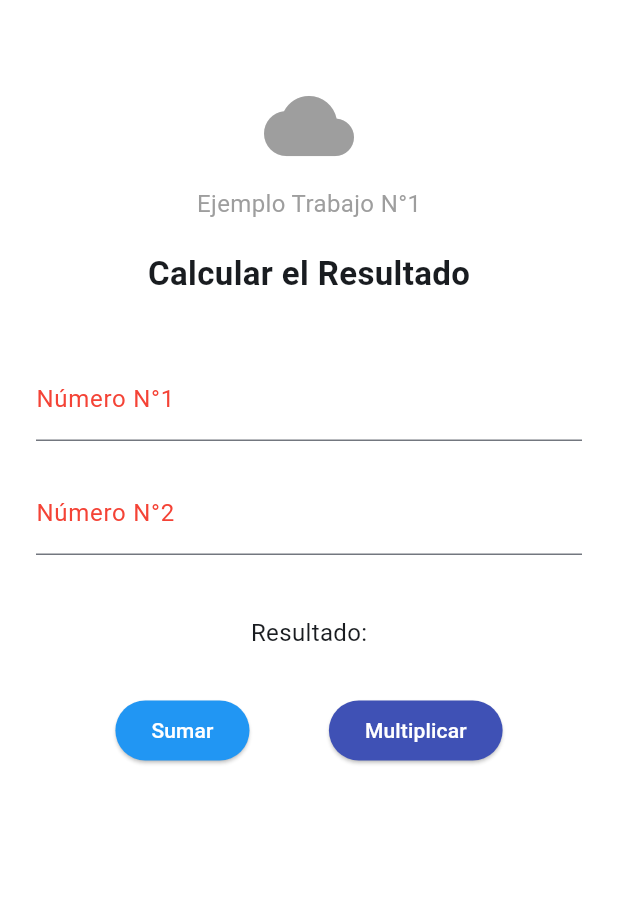
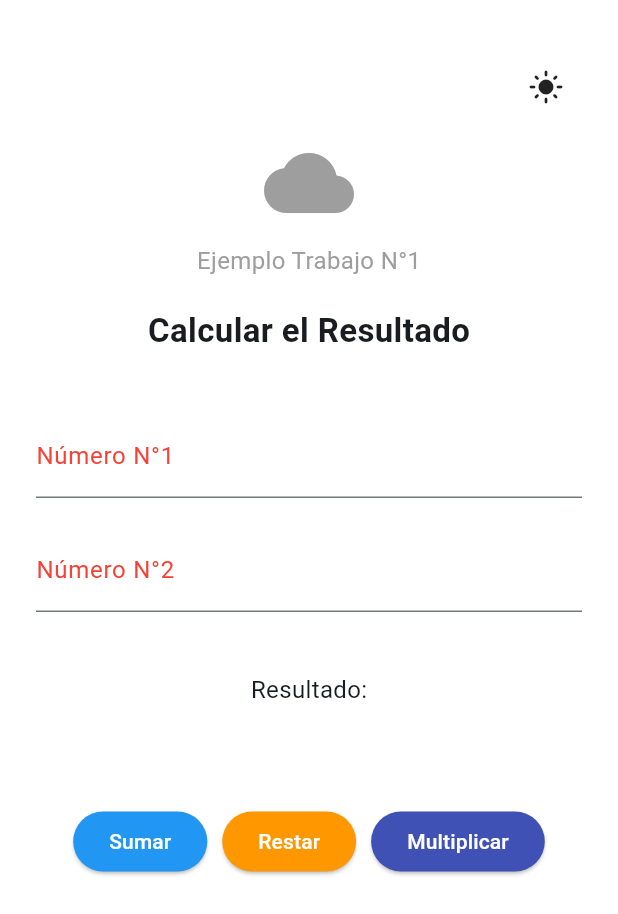
Before and after one commit to khepri23522/calculadoraapi, a Flutter app: the screen it shows after launch, on a phone screen of 412 x 824 dp. Shown: the top 914 px of the screen. Run offline on Flutter 3.47's test engine with Material 3 defaults, Android fonts, the phone set to English and light mode, and no system bars.

Commit message:
third commit, nuevo boton de resta , animaciones y un boton para cambiar a modo oscuroo

```diff
--- a/lib/main.dart
+++ b/lib/main.dart
@@ -4,25 +4,47 @@ void main() {
   runApp(const MyApp());
 }
 
-class MyApp extends StatelessWidget {
+class MyApp extends StatefulWidget {
   const MyApp({super.key});
+
+  @override
+  State<MyApp> createState() => _MyAppState();
+}
+
+class _MyAppState extends State<MyApp> {
+  bool isDarkMode = false;
+
+  void toggleTheme() {
+    setState(() {
+      isDarkMode = !isDarkMode;
+    });
+  }
 
   @override
   Widget build(BuildContext context) {
     return MaterialApp(
       title: 'Ejemplo Trabajo N°1',
       theme: ThemeData(
-        colorScheme: ColorScheme.fromSeed(seedColor: Colors.blue),
+        colorScheme: isDarkMode
+            ? const ColorScheme.dark()
+            : ColorScheme.fromSeed(seedColor: Colors.blue),
         useMaterial3: true,
       ),
-      home: const CalculadoraPage(),
+      home: CalculadoraPage(toggleTheme: toggleTheme, isDarkMode: isDarkMode),
       debugShowCheckedModeBanner: false,
     );
   }
 }
 
 class CalculadoraPage extends StatefulWidget {
-  const CalculadoraPage({super.key});
+  final VoidCallback toggleTheme;
+  final bool isDarkMode;
+
+  const CalculadoraPage({
+    super.key,
+    required this.toggleTheme,
+    required this.isDarkMode,
+  });
 
   @override
   State<CalculadoraPage> createState() => _CalculadoraPageState();
@@ -43,13 +65,13 @@ class _CalculadoraPageState extends State<CalculadoraPage> {
       resultado = '';
       error = '';
 
+      final num1 = double.tryParse(texto1);
+      final num2 = double.tryParse(texto2);
+
       if (texto1.isEmpty || texto2.isEmpty) {
         error = 'Por favor, completa ambos campos.';
         return;
       }
-
-      final num1 = double.tryParse(texto1);
-      final num2 = double.tryParse(texto2);
 
       if (num1 == null || num2 == null) {
         error = 'Por favor, ingresa números válidos.';
@@ -58,16 +80,50 @@ class _CalculadoraPageState extends State<CalculadoraPage> {
 
       if (tipo == 'suma') {
         resultado = 'Resultado: ${num1 + num2}';
+      } else if (tipo == 'resta') {
+        resultado = 'Resultado: ${num1 - num2}';
       } else if (tipo == 'multiplicacion') {
         resultado = 'Resultado: ${num1 * num2}';
       }
     });
   }
 
+  void _validarInputs() {
+    final texto1 = numero1Controller.text.trim();
+    final texto2 = numero2Controller.text.trim();
+
+    setState(() {
+      error = '';
+      resultado = '';
+      if (texto1.isEmpty || texto2.isEmpty) {
+        error = 'Por favor, completa ambos campos.';
+      } else if (double.tryParse(texto1) == null ||
+          double.tryParse(texto2) == null) {
+        error = 'Por favor, ingresa números válidos.';
+      }
+    });
+  }
+
+  @override
+  void initState() {
+    super.initState();
+    numero1Controller.addListener(_validarInputs);
+    numero2Controller.addListener(_validarInputs);
+  }
+
+  @override
+  void dispose() {
+    numero1Controller.dispose();
+    numero2Controller.dispose();
+    super.dispose();
+  }
+
   @override
   Widget build(BuildContext context) {
+    final isDark = widget.isDarkMode;
+
     return Scaffold(
-      backgroundColor: Colors.white,
+      backgroundColor: isDark ? Colors.black : Colors.white,
       body: SafeArea(
         child: SingleChildScrollView(
           child: Padding(
@@ -75,7 +131,20 @@ class _CalculadoraPageState extends State<CalculadoraPage> {
             child: Column(
               crossAxisAlignment: CrossAxisAlignment.center,
               children: [
-                const SizedBox(height: 30),
+                const SizedBox(height: 10),
+                Row(
+                  mainAxisAlignment: MainAxisAlignment.end,
+                  children: [
+                    IconButton(
+                      onPressed: widget.toggleTheme,
+                      icon: Icon(
+                        isDark ? Icons.dark_mode : Icons.light_mode,
+                        color: isDark ? Colors.white70 : Colors.black87,
+                      ),
+                    ),
+                  ],
+                ),
+                const SizedBox(height: 10),
                 const Icon(Icons.cloud, size: 60, color: Colors.grey),
                 const SizedBox(height: 10),
                 const Text(
@@ -119,19 +188,24 @@ class _CalculadoraPageState extends State<CalculadoraPage> {
                   style: TextStyle(fontSize: 16),
                 ),
                 const SizedBox(height: 10),
-                if (resultado.isNotEmpty)
-                  Text(
+                AnimatedOpacity(
+                  opacity: resultado.isNotEmpty ? 1.0 : 0.0,
+                  duration: const Duration(milliseconds: 500),
+                  child: Text(
                     resultado,
                     style: const TextStyle(fontSize: 18),
                   ),
+                ),
+                const SizedBox(height: 10),
                 if (error.isNotEmpty)
                   Text(
                     error,
                     style: const TextStyle(color: Colors.red),
                   ),
                 const SizedBox(height: 20),
-                Row(
-                  mainAxisAlignment: MainAxisAlignment.spaceEvenly,
+                Wrap(
+                  spacing: 10,
+                  alignment: WrapAlignment.center,
                   children: [
                     ElevatedButton(
                       onPressed: () => _calcular('suma'),
@@ -140,6 +214,14 @@ class _CalculadoraPageState extends State<CalculadoraPage> {
                         foregroundColor: Colors.white,
                       ),
                       child: const Text('Sumar'),
+                    ),
+                    ElevatedButton(
+                      onPressed: () => _calcular('resta'),
+                      style: ElevatedButton.styleFrom(
+                        backgroundColor: Colors.orange,
+                        foregroundColor: Colors.white,
+                      ),
+                      child: const Text('Restar'),
                     ),
                     ElevatedButton(
                       onPressed: () => _calcular('multiplicacion'),
```
